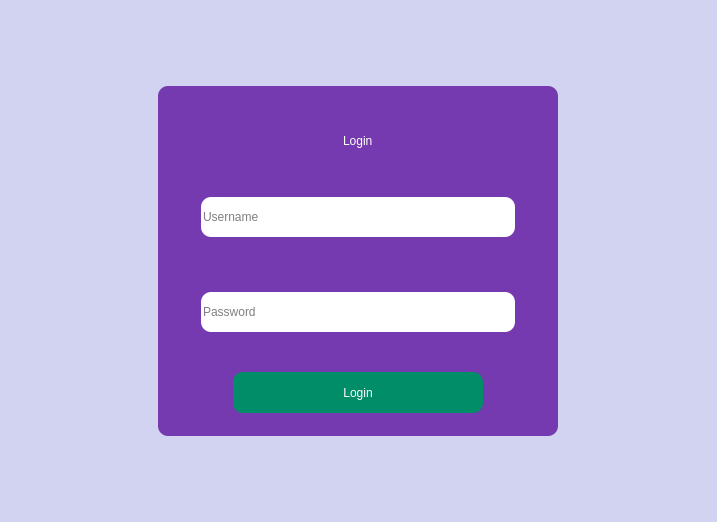
Qt form UIs/login.ui (Code-ed381/Sales-App) before a commit.
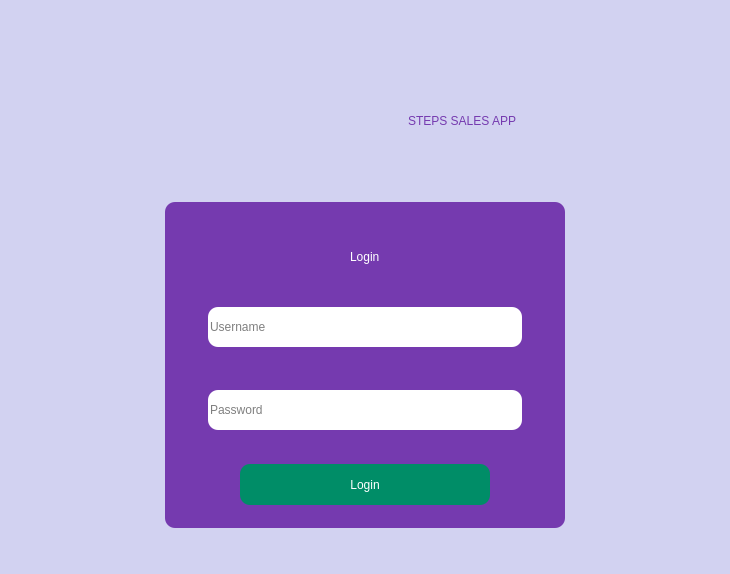
The same form after that commit. Icons and pictures are not drawn.

What changed in the file:
```diff
--- a/UIs/login.ui
+++ b/UIs/login.ui
@@ -6,8 +6,8 @@
    <rect>
     <x>0</x>
     <y>0</y>
-    <width>717</width>
-    <height>522</height>
+    <width>730</width>
+    <height>574</height>
    </rect>
   </property>
   <property name="windowTitle">
@@ -17,8 +17,83 @@
    <string notr="true">background-color: rgb(210, 210, 241);
 border-radius: 10px;</string>
   </property>
-  <layout class="QGridLayout" name="gridLayout">
-   <item row="0" column="0">
+  <layout class="QVBoxLayout" name="verticalLayout_9">
+   <item alignment="Qt::AlignHCenter">
+    <widget class="QWidget" name="widget_3" native="true">
+     <property name="sizePolicy">
+      <sizepolicy hsizetype="Expanding" vsizetype="Expanding">
+       <horstretch>0</horstretch>
+       <verstretch>0</verstretch>
+      </sizepolicy>
+     </property>
+     <property name="maximumSize">
+      <size>
+       <width>16777215</width>
+       <height>500</height>
+      </size>
+     </property>
+     <layout class="QVBoxLayout" name="verticalLayout_10">
+      <item>
+       <widget class="QFrame" name="frame">
+        <property name="maximumSize">
+         <size>
+          <width>16777215</width>
+          <height>150</height>
+         </size>
+        </property>
+        <property name="frameShape">
+         <enum>QFrame::StyledPanel</enum>
+        </property>
+        <property name="frameShadow">
+         <enum>QFrame::Raised</enum>
+        </property>
+        <layout class="QHBoxLayout" name="horizontalLayout">
+         <item alignment="Qt::AlignHCenter">
+          <widget class="QLabel" name="label_3">
+           <property name="sizePolicy">
+            <sizepolicy hsizetype="Expanding" vsizetype="Expanding">
+             <horstretch>0</horstretch>
+             <verstretch>0</verstretch>
+            </sizepolicy>
+           </property>
+           <property name="maximumSize">
+            <size>
+             <width>100</width>
+             <height>100</height>
+            </size>
+           </property>
+           <property name="text">
+            <string/>
+           </property>
+           <property name="pixmap">
+            <pixmap>../icons/point-of-sale.png</pixmap>
+           </property>
+           <property name="scaledContents">
+            <bool>true</bool>
+           </property>
+          </widget>
+         </item>
+         <item alignment="Qt::AlignHCenter">
+          <widget class="QLabel" name="label_4">
+           <property name="maximumSize">
+            <size>
+             <width>16777215</width>
+             <height>150</height>
+            </size>
+           </property>
+           <property name="styleSheet">
+            <string notr="true">font: 81 22pt &quot;Open Sans ExtraBold&quot;;
+color: rgb(117, 58, 175);</string>
+           </property>
+           <property name="text">
+            <string>STEPS SALES APP</string>
+           </property>
+          </widget>
+         </item>
+        </layout>
+       </widget>
+      </item>
+      <item>
     <widget class="QWidget" name="widget" native="true">
      <property name="minimumSize">
       <size>
@@ -239,6 +314,9 @@
            <property name="text">
             <string>Login</string>
            </property>
+             </widget>
+            </item>
+           </layout>
           </widget>
          </item>
         </layout>
```
Lines whose indentation alone changed are shown as unchanged.
